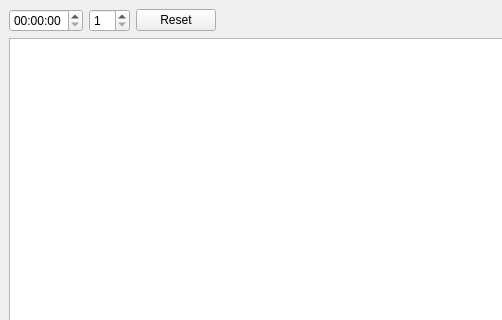
Before: the Qt Designer form mainwindow.ui in JakubSekula/ICP-projekt, drawn with Qt 5; both pictures show x 0 to 502 and y 0 to 320 of the 1014 by 600 pixel window.
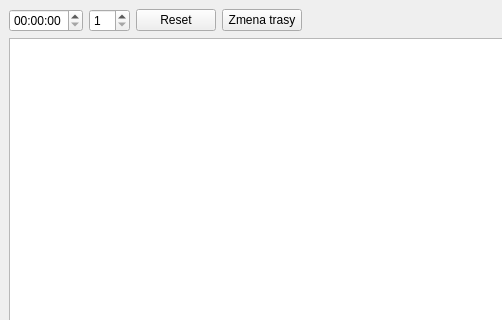
After: the same form once the commit is applied.

Diff of the .ui file:
```diff
--- a/mainwindow.ui
+++ b/mainwindow.ui
@@ -36,6 +36,13 @@
           </property>
          </widget>
         </item>
+        <item>
+         <widget class="QPushButton" name="linkButton">
+          <property name="text">
+           <string>Zmena trasy</string>
+          </property>
+         </widget>
+        </item>
         <item>
          <spacer name="horizontalSpacer">
           <property name="orientation">
```
